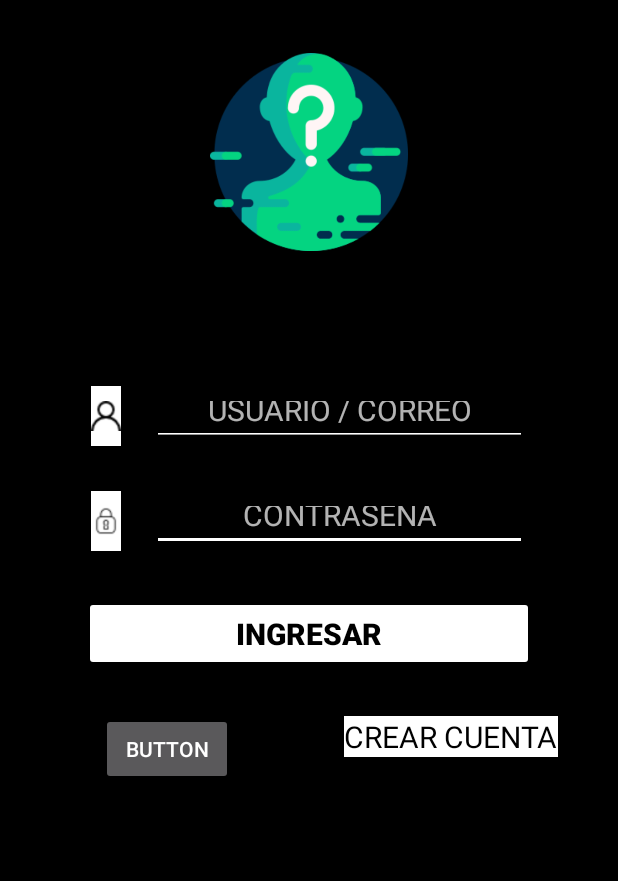
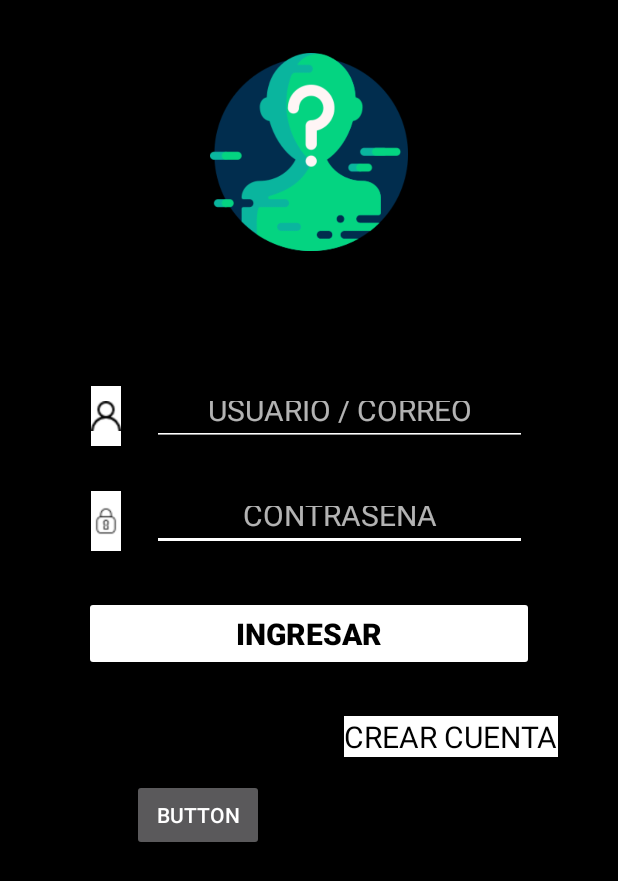
Before and after one commit to Israel8998/ConArt, an Android app: the screen it shows after launch (IniciarSesion), on a phone screen of 412 x 824 dp. Shown: the top 881 px of the screen. Run offline under Robolectric (Android 15) with nearby library versions, the phone set to English and light mode, and no system bars.

Commit message:
btnprueba1

```diff
--- a/app/src/main/res/layout/activity_iniciar_sesion.xml
+++ b/app/src/main/res/layout/activity_iniciar_sesion.xml
@@ -110,8 +110,8 @@
         android:id="@+id/button2"
         android:layout_width="wrap_content"
         android:layout_height="wrap_content"
-        android:layout_marginStart="11dp"
-        android:layout_marginTop="28dp"
+        android:layout_marginStart="32dp"
+        android:layout_marginTop="72dp"
         android:text="Button"
         app:layout_constraintStart_toStartOf="@+id/button"
         app:layout_constraintTop_toBottomOf="@+id/button" />
```
